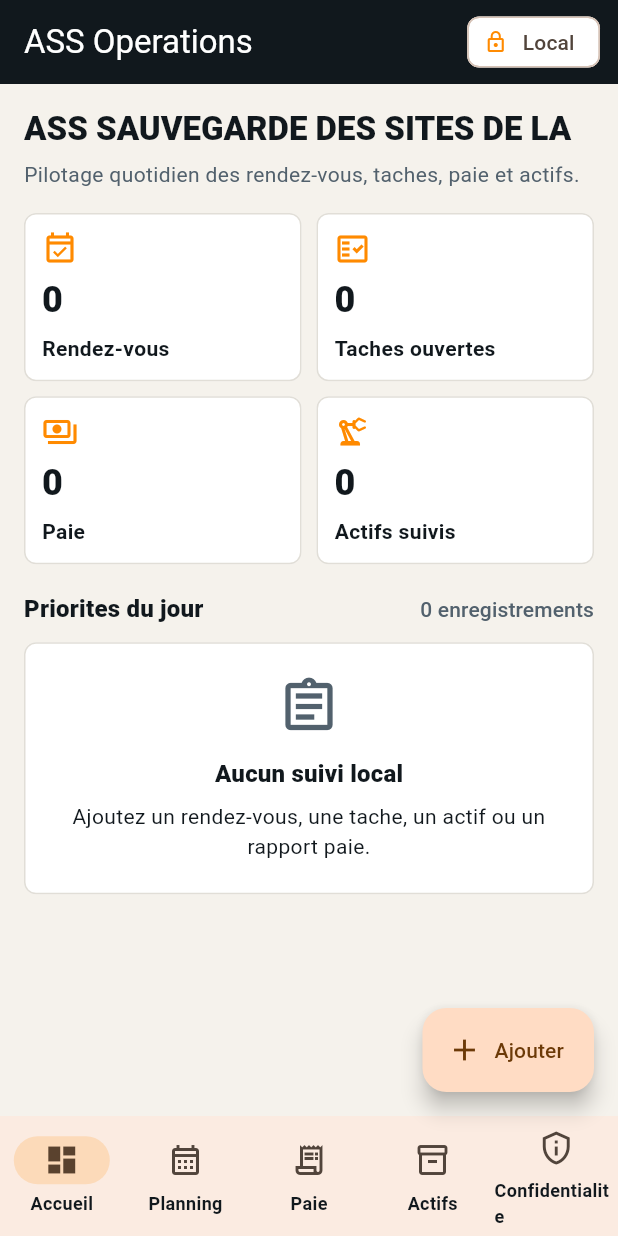
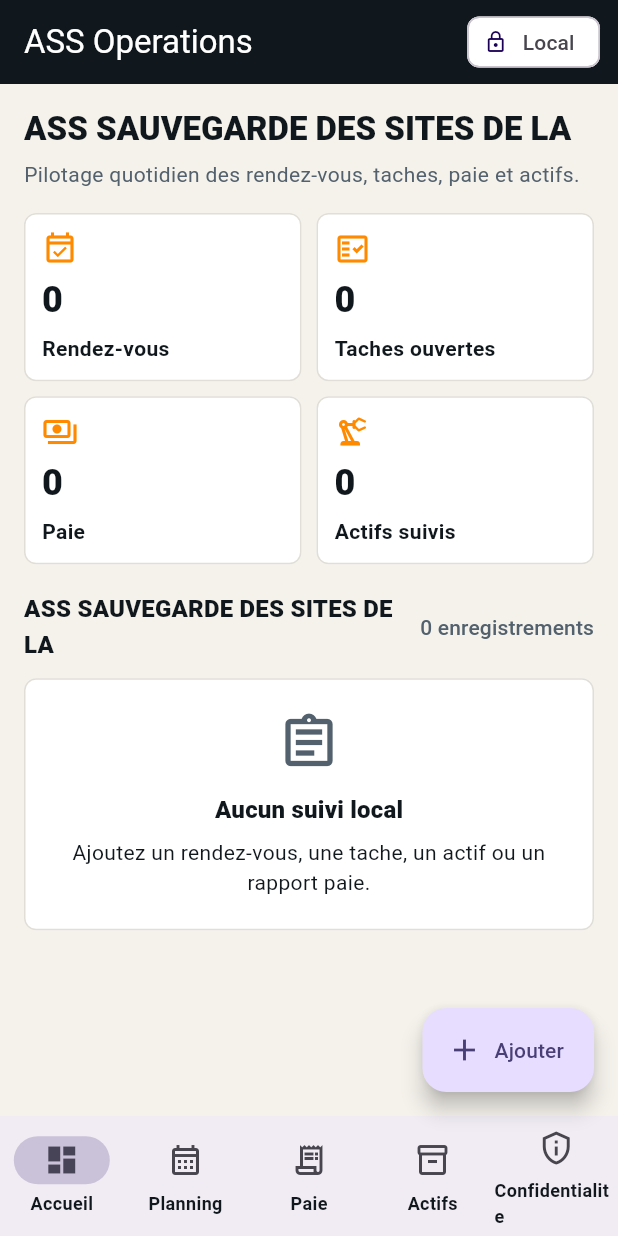
Before and after one commit to EOOrga/68d9d12912992303380194ff, a Flutter app: the screen it shows after launch, on a phone screen of 412 x 824 dp. Run offline on Flutter 3.47's test engine with Material 3 defaults, Android fonts, the light colour scheme and no system bars; our stand-ins replace shared_preferences.

Commit message:
Create Flutter variant com.prest.ass_sauvegarde_sites

```diff
--- a/lib/main.dart
+++ b/lib/main.dart
@@ -298,9 +298,9 @@
 
   @override
   Widget build(BuildContext context) {
-    const primary = Color(0xFFFF8A00);
+    const primary = Color(0xFF1A0057);
     const charcoal = Color(0xFF11181D);
-    const steel = Color(0xFF52616D);
+    const steel = Color(0xFF450057);
     const paper = Color(0xFFF5F2EC);
 
     return MaterialApp(
@@ -508,7 +508,7 @@
         ),
         const SizedBox(height: 18),
         SectionHeader(
-          title: 'Priorites du jour',
+          title: 'ASS SAUVEGARDE DES SITES DE LA',
           trailing: '${store.items.length} enregistrements',
         ),
         const SizedBox(height: 10),
--- a/pubspec.yaml
+++ b/pubspec.yaml
@@ -27,5 +27,5 @@
 flutter_launcher_icons:
   android: true
   image_path: docs/icon.png
-  adaptive_icon_background: "#11181D"
+  adaptive_icon_background: "#57003D"
   adaptive_icon_foreground: docs/icon.png
```
Also changed, not shown: docs/icon.png, 11 other files.
